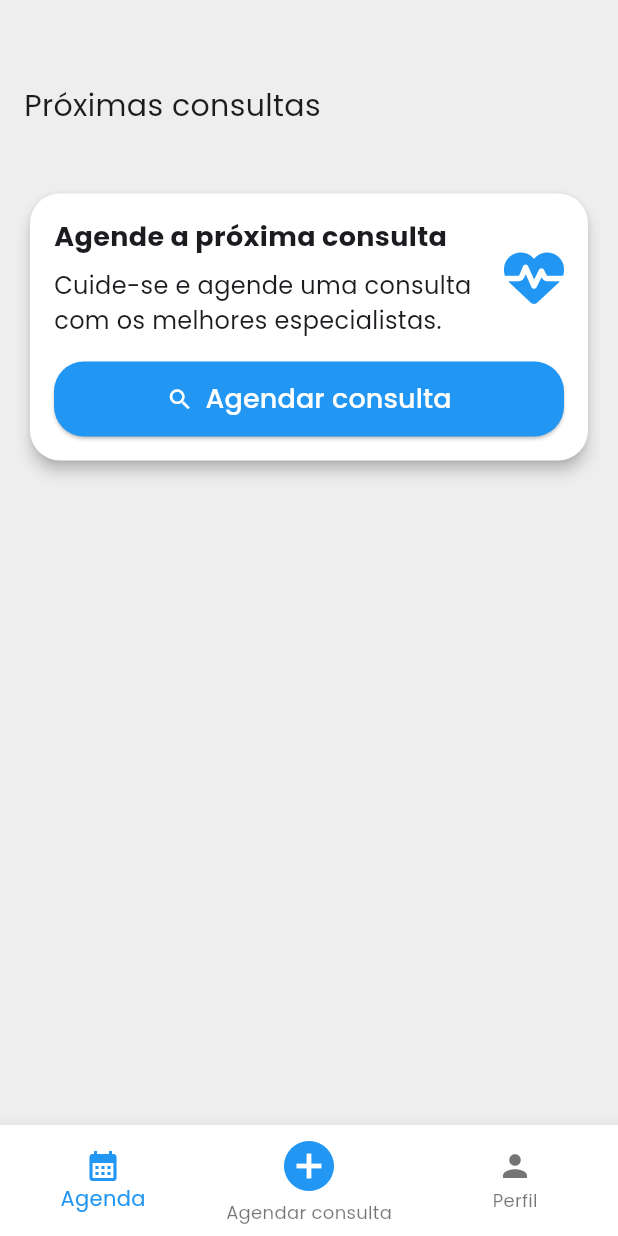
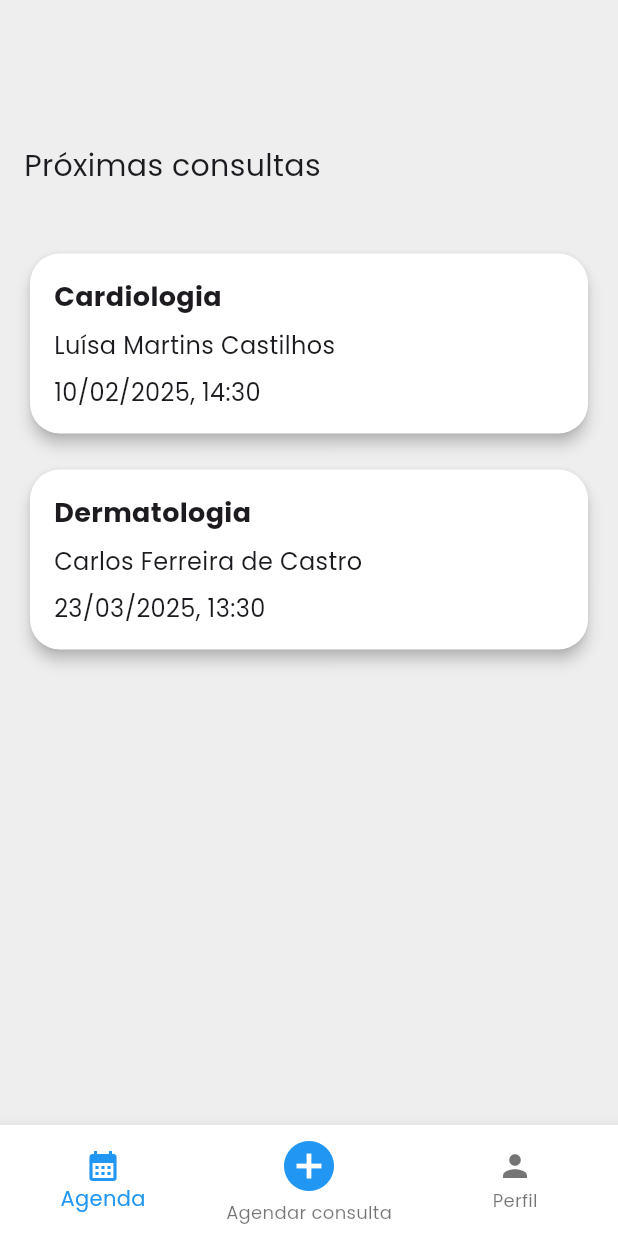
Before and after one commit to dienikwi/clinica_medica, a Flutter app: the AgendaView screen opened directly, on a phone screen of 412 x 824 dp. Run offline on Flutter 3.47's test engine with Material 3 defaults, Android fonts, the phone set to English and light mode, and no system bars; our stand-ins replace font_awesome_flutter, google_fonts.

Commit message:
Cria telas do aplicativo

```diff
--- a/lib/components/bottom_nav_bar.dart
+++ b/lib/components/bottom_nav_bar.dart
@@ -1,6 +1,7 @@
 import 'package:flutter/material.dart';
 import 'package:clinica_medica/views/agenda/agenda.view.dart';
 import 'package:clinica_medica/views/perfil/perfil.view.dart';
+import 'package:clinica_medica/views/consulta/agendar_consulta.view.dart';
 
 class BottomNavBar extends StatelessWidget {
   final int currentIndex;
@@ -45,8 +46,7 @@ class BottomNavBar extends StatelessWidget {
           Navigator.push(
             context,
             MaterialPageRoute(
-                builder: (context) =>
-                    const AgendaView()), //atualizar para agendar consulta
+                builder: (context) => const AgendarConsultaView()),
           );
         } else if (index == 2) {
           Navigator.push(
--- /dev/null
+++ b/lib/components/consulta_card.dart
@@ -0,0 +1,52 @@
+import 'package:flutter/material.dart';
+
+class ConsultaCard extends StatelessWidget {
+  final String especialidade;
+  final String paciente;
+  final String dataHora;
+
+  const ConsultaCard({
+    super.key,
+    required this.especialidade,
+    required this.paciente,
+    required this.dataHora,
+  });
+
+  @override
+  Widget build(BuildContext context) {
+    return SizedBox(
+      width: double.infinity,
+      child: Card(
+        shape: RoundedRectangleBorder(
+          borderRadius: BorderRadius.circular(20),
+        ),
+        elevation: 4,
+        child: Padding(
+          padding: const EdgeInsets.all(16.0),
+          child: Column(
+            crossAxisAlignment: CrossAxisAlignment.start,
+            children: [
+              Text(
+                especialidade,
+                style: const TextStyle(
+                  fontSize: 18,
+                  fontWeight: FontWeight.bold,
+                ),
+              ),
+              const SizedBox(height: 8),
+              Text(
+                paciente,
+                style: const TextStyle(fontSize: 16),
+              ),
+              const SizedBox(height: 8),
+              Text(
+                dataHora,
+                style: const TextStyle(fontSize: 16),
+              ),
+            ],
+          ),
+        ),
+      ),
+    );
+  }
+}
--- a/lib/views/agenda/agenda.view.dart
+++ b/lib/views/agenda/agenda.view.dart
@@ -1,6 +1,9 @@
 import 'package:flutter/material.dart';
 import 'package:clinica_medica/components/bottom_nav_bar.dart';
+import 'package:clinica_medica/components/consulta_card.dart';
 import 'package:font_awesome_flutter/font_awesome_flutter.dart';
+import 'package:clinica_medica/views/consulta/agendar_consulta.view.dart';
+import 'package:clinica_medica/views/consulta/detalhes_consulta.view.dart'; // Importar a nova tela
 
 class AgendaView extends StatelessWidget {
   const AgendaView({super.key});
@@ -10,6 +13,21 @@ class AgendaView extends StatelessWidget {
     const TextStyle titulo = TextStyle(fontSize: 20);
     const TextStyle buttonTextStyle = TextStyle(fontSize: 18);
 
+    // Simulação de dados de consulta
+    bool temConsultas = true;
+    List<Map<String, String>> consultas = [
+      {
+        'especialidade': 'Cardiologia',
+        'paciente': 'Luísa Martins Castilhos',
+        'dataHora': '10/02/2025, 14:30',
+      },
+      {
+        'especialidade': 'Dermatologia',
+        'paciente': 'Carlos Ferreira de Castro',
+        'dataHora': '23/03/2025, 13:30',
+      },
+    ];
+
     return Scaffold(
       backgroundColor: Colors.grey[200],
       body: SingleChildScrollView(
@@ -18,12 +36,13 @@ class AgendaView extends StatelessWidget {
           child: Column(
             crossAxisAlignment: CrossAxisAlignment.start,
             children: [
-              const SizedBox(height: 40),
+              const SizedBox(height: 80),
               const Text(
                 'Próximas consultas',
                 style: titulo,
               ),
               const SizedBox(height: 40),
+              if (!temConsultas) ...[
                 Card(
                   shape: RoundedRectangleBorder(
                     borderRadius: BorderRadius.circular(20),
@@ -76,7 +95,13 @@ class AgendaView extends StatelessWidget {
                               ),
                             ),
                             onPressed: () {
-                            // Lógica para agendar consulta
+                              Navigator.push(
+                                context,
+                                MaterialPageRoute(
+                                  builder: (context) =>
+                                      const AgendarConsultaView(),
+                                ),
+                              );
                             },
                             icon: const Icon(Icons.search),
                             label: const Text(
@@ -89,7 +114,27 @@ class AgendaView extends StatelessWidget {
                     ),
                   ),
                 ),
-              const SizedBox(height: 16),
+              ] else ...[
+                for (var consulta in consultas)
+                  Padding(
+                    padding: const EdgeInsets.only(bottom: 16.0),
+                    child: GestureDetector(
+                      onTap: () {
+                        Navigator.push(
+                          context,
+                          MaterialPageRoute(
+                            builder: (context) => const DetalhesConsultaView(),
+                          ),
+                        );
+                      },
+                      child: ConsultaCard(
+                        especialidade: consulta['especialidade']!,
+                        paciente: consulta['paciente']!,
+                        dataHora: consulta['dataHora']!,
+                      ),
+                    ),
+                  ),
+              ],
             ],
           ),
         ),
--- a/lib/views/home/home.view.dart
+++ b/lib/views/home/home.view.dart
@@ -15,7 +15,7 @@ class HomeView extends StatelessWidget {
           padding: const EdgeInsets.all(16.0),
           child: Column(
             children: <Widget>[
-              const SizedBox(height: 40),
+              const SizedBox(height: 80),
               const Align(
                 alignment: Alignment.centerLeft,
                 child: Column(
```
Also changed, not shown: lib/views/consulta/agendar_consulta.view.dart (added, +186 -0 lines), lib/views/consulta/detalhes_consulta.view.dart (added, +81 -0 lines), lib/views/perfil/editar_perfil.view.dart (renamed from lib/views/cadastro/cadastro.view.dart, +31 -82 lines), lib/views/perfil/perfil.view.dart (+9 -2 lines). Lines whose indentation alone changed are shown as unchanged.
